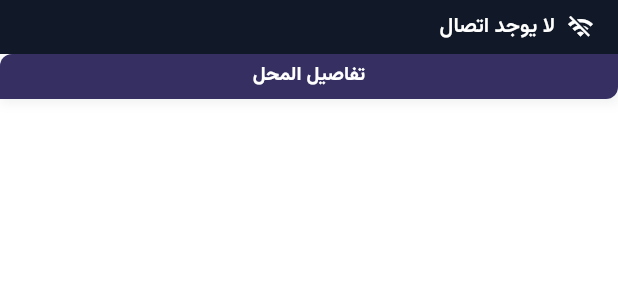
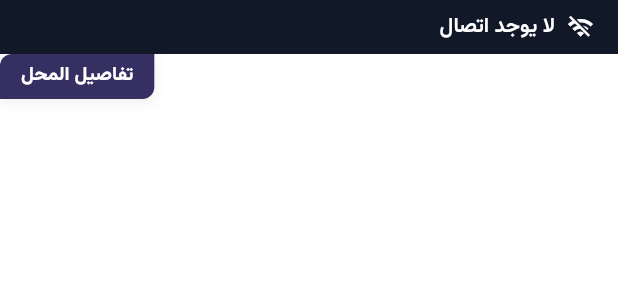
Before and after one commit to abbasjk/hajiz, a Flutter app: the DetailsButton widget shown alone on an empty page, opened directly with empty values, on a phone screen of 412 x 824 dp. Shown: the top 300 px of the screen. Run offline on Flutter 3.47's test engine with Material 3 defaults, Android fonts, the phone set to English and light mode, and no system bars; our stand-ins replace firebase_core, firebase_messaging, flutter_map, geolocator, image_picker, latlong2 and 1 more; accounts and stored records are empty; generated files the repository leaves out were written again; network calls fail.

Commit message:
الرئيسية: زر التفاصيل بعرض نصه، وزر الخريطة العائم على الخريطة فقط
Co-Authored-By: Claude Opus 5.5 <noreply@anthropic.com>
Claude-Session: https://claude.ai/code/session_017KPwgZ1X88qGf81W8bWYam

```diff
--- a/app/lib/screens/home_screen.dart
+++ b/app/lib/screens/home_screen.dart
@@ -261,15 +261,15 @@ class _HomeScreenState extends State<HomeScreen> {
     final l = AppLocalizations.of(context);
     final config = _config;
     return Scaffold(
-      // زر عائم قريب من الإبهام يبدّل بين القائمة والخريطة
+      // على الخريطة فقط: زر عائم للعودة إلى القائمة. في القائمة قسم "البحث على الخريطة" يفتحها
       floatingActionButtonLocation: FloatingActionButtonLocation.centerFloat,
-      floatingActionButton: config == null
+      floatingActionButton: config == null || !_mapView
           ? null
           : FloatingActionButton.extended(
               heroTag: 'map-toggle',
-              onPressed: () => _set(() => _mapView = !_mapView),
-              icon: Icon(_mapView ? Icons.view_list_outlined : Icons.map_outlined),
-              label: Text(_mapView ? l.showList : l.showMap),
+              onPressed: () => _set(() => _mapView = false),
+              icon: const Icon(Icons.view_list_outlined),
+              label: Text(l.showList),
             ),
       body: SafeArea(
         bottom: false,
@@ -289,8 +289,7 @@ class _HomeScreenState extends State<HomeScreen> {
             : RefreshIndicator(
                 onRefresh: _refresh,
                 child: ListView(
-                  // مسافة في الأسفل حتى لا يغطي زر الخريطة آخر محل
-                  padding: const EdgeInsets.only(bottom: 96),
+                  padding: const EdgeInsets.only(bottom: 32),
                   children: [
                     _header(l, config),
                     ..._content(l),
@@ -718,12 +717,17 @@ class DetailsButton extends StatelessWidget {
         child: InkWell(
           customBorder: const RoundedRectangleBorder(borderRadius: radius),
           onTap: onPressed,
-          child: Container(
+          // بعرض النص فقط، لا يتمدد على عرض الصف
+          child: SizedBox(
             height: height,
-            padding: EdgeInsets.symmetric(horizontal: padding),
-            alignment: Alignment.center,
-            child: Text(AppLocalizations.of(context).providerDetails,
-                style: TextStyle(fontSize: fontSize, fontWeight: FontWeight.w700, color: Colors.white)),
+            child: Padding(
+              padding: EdgeInsets.symmetric(horizontal: padding),
+              child: Center(
+                widthFactor: 1,
+                child: Text(AppLocalizations.of(context).providerDetails,
+                    style: TextStyle(fontSize: fontSize, fontWeight: FontWeight.w700, color: Colors.white)),
+              ),
+            ),
           ),
         ),
       ),
```
